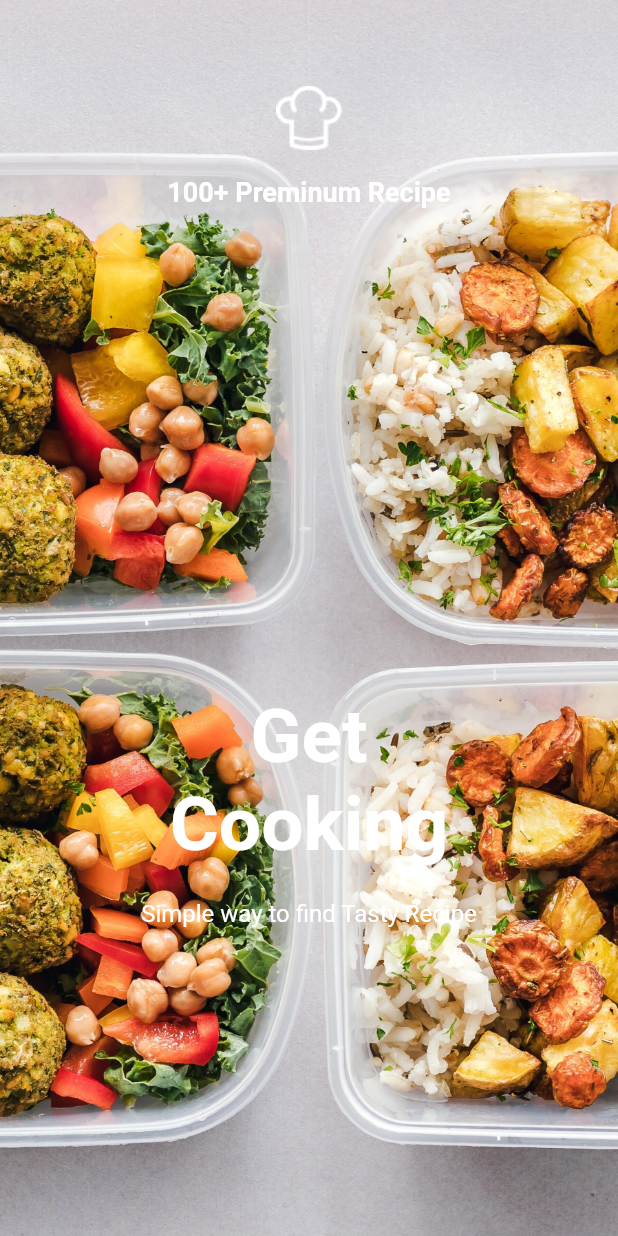
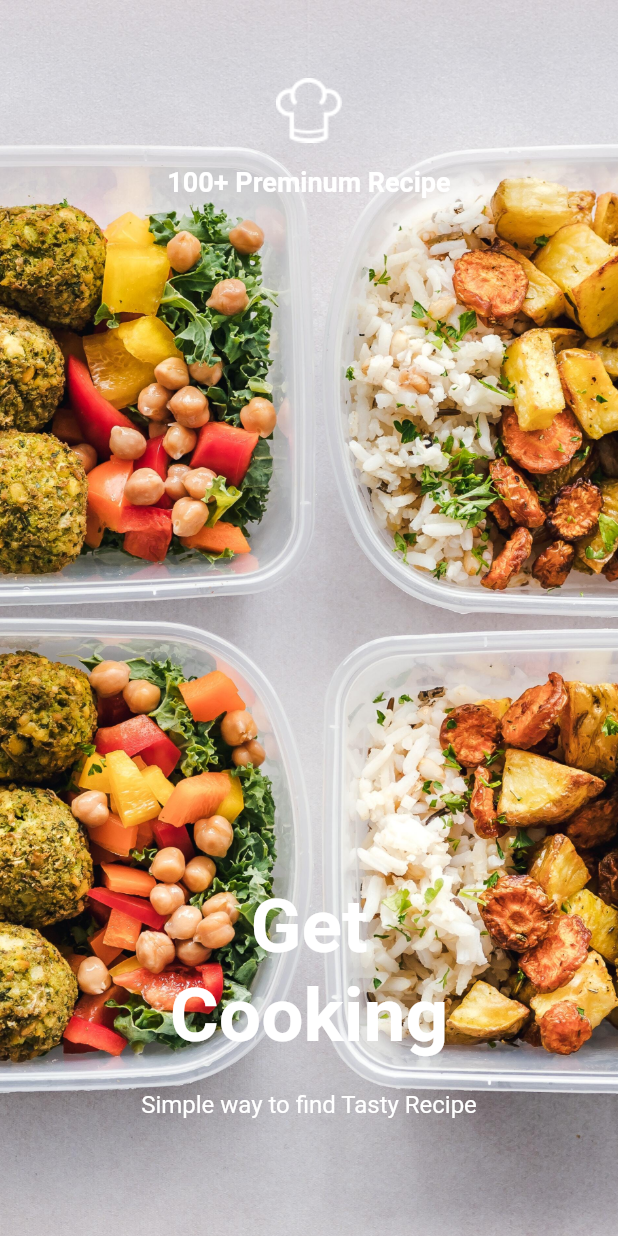
Before and after one commit to pramila8868/recipe_app, a Flutter app: the SplashScreen screen opened directly, on a phone screen of 412 x 824 dp. Run offline on Flutter 3.47's test engine with Material 2 defaults, Android fonts, the phone set to English and light mode, and no system bars; our stand-ins replace another_flushbar, bloc, dio, flutter_bloc, flutter_screenutil, flutter_secure_storage and 2 more; accounts and stored records are empty; Roboto replaces fonts that are missing (Poppins, tyuuoo).

Commit message:
Initial commit

```diff
--- /dev/null
+++ b/recipe_app/lib/authentication/presentation/Common/Storage/storageService.dart
@@ -0,0 +1,53 @@
+// ignore_for_file: use_build_context_synchronously
+
+import 'package:flutter/material.dart';
+import 'package:flutter_secure_storage/flutter_secure_storage.dart';
+import 'package:recipe_app/authentication/presentation/page/loginScreen/loginscreen.dart';
+import 'package:recipe_app/onboarding/presentation/page/onboarding_screen1.dart';
+// ignore: non_constant_identifier_names
+//  class StorageService{
+// final storage = FlutterSecureStorage();
+
+//   Future<String?> getToken() async {
+//     return await storage.read(key: 'token');
+//   }
+
+//   Future<void> setToken(String token) async {
+//     await storage.write(key: 'token', value: token);
+//   }
+//   Future<void> removeToken() async {
+//     await storage.delete(key: 'token');
+//   }
+// }
+
+// class NavigationService {
+//   static final FlutterSecureStorage storage = FlutterSecureStorage();
+
+//   static Future navigate(BuildContext context) async {
+//     final isFirstTime = await storage.read(key: 'isFirstTime') ?? 'true';
+
+//     if (isFirstTime == 'true') {
+//       await storage.write(key: 'isFirstTime', value: 'false');
+//       Navigator.pushReplacementNamed(context, const OnBoarding1() as String);
+//     } else {
+//       Navigator.pushReplacementNamed(context, const LoginScreen() as String) //'/home')
+//       ;
+//     }
+//   }
+// }
+
+class StorageService {
+  final FlutterSecureStorage _storage = const FlutterSecureStorage();
+
+  Future<String?> getToken() async {
+    return await _storage.read(key: 'token');
+  }
+
+  Future<void> saveToken(String token) async {
+    await _storage.write(key: 'token', value: token);
+  }
+
+  Future<void> deleteToken() async {
+    await _storage.delete(key: 'token');
+  }
+}
--- a/recipe_app/lib/authentication/presentation/Widget/checkbox.dart
+++ b/recipe_app/lib/authentication/presentation/Widget/checkbox.dart
@@ -5,6 +5,7 @@ import 'package:recipe_app/authentication/presentation/Widget/constant.dart';
 import 'package:recipe_app/data/checkbox/cubit/checkbox_cubit.dart';
 
 class CheckboxCustom extends StatelessWidget {
+
   const CheckboxCustom({super.key});
 
   @override
@@ -14,11 +15,13 @@ class CheckboxCustom extends StatelessWidget {
         return Checkbox(
           value: state,
           onChanged: (value) {
-            context.read<CheckboxCubit>().updateCheckbox();
+            BlocProvider.of<CheckboxCubit>(context).updateCheckbox();
+            // context.read<CheckboxCubit>().updateCheckbox();
           },
           activeColor: btnColor,
           side: BorderSide(color: text1Color),
         );
+
       },
     );
   }
--- a/recipe_app/lib/authentication/presentation/Widget/constant.dart
+++ b/recipe_app/lib/authentication/presentation/Widget/constant.dart
@@ -5,3 +5,4 @@ Color textColor = const Color.fromRGBO(151, 162, 176, 1);
 Color textfieldColor = const Color.fromRGBO(217, 217, 217, 1);
 Color shadowColor = const Color.fromRGBO(105, 105, 105, 0.1);
 Color text1Color = const Color.fromRGBO(255, 156, 0, 1);
+Color flushColor = Color.fromRGBO(199, 44, 65, 1);
--- a/recipe_app/lib/main.dart
+++ b/recipe_app/lib/main.dart
@@ -2,9 +2,11 @@ import 'package:flutter/material.dart';
 import 'package:recipe_app/authentication/data/Model/model.dart';
 import 'package:recipe_app/authentication/presentation/Common/Dio/cubit/Login_cubit.dart';
 import 'package:recipe_app/authentication/presentation/Common/LoginRepostory/repository.dart';
+import 'package:recipe_app/authentication/presentation/Common/Storage/storageService.dart';
 import 'package:recipe_app/authentication/presentation/Common/google/Repository/googleRepository.dart';
 import 'package:recipe_app/authentication/presentation/Common/google/cubit/google_cubit.dart';
 import 'package:recipe_app/authentication/presentation/page/signUp/signup_screen.dart';
+import 'package:recipe_app/button.dart';
 //import 'package:recipe_app/Presentation/authentication/widget/signUp/cubit/signup_cubit.dart';
 //import 'package:recipe_app/Presentation/authentication/widget/signUp/repository/repository.dart';
 import 'package:recipe_app/onboarding/presentation/bloc/onboarding/onbardingCubit.dart';
@@ -22,11 +24,12 @@ import 'authentication/presentation/page/loginScreen/loginscreen.dart';
 //import 'Presentation/authentication/widget/Presentation/repository/repository.dart';
 
 void main() {
-  runApp(const MyApp());
+  runApp(MyApp());
 }
 
 class MyApp extends StatelessWidget {
-  const MyApp({super.key});
+  final StorageService authService = StorageService();
+  MyApp({super.key});
 
   // This widget is the root of your application.
   @override
@@ -36,11 +39,10 @@ class MyApp extends StatelessWidget {
         builder: (context, child) {
           return MultiBlocProvider(
             providers: [
-              BlocProvider(
-                create: (context) => SplashCubit()
-                  ..loadsplash(), //cascade notation.. chain multiple method on the same object,contun the same method chain,  return splashcubit itself instead loadsplashcall function on object
-                //   child: OnBoardingScreen() //const SplashScreen(),
-              ),
+              BlocProvider(create: (context) => SplashCubit()
+                  // ..loadsplash(), //cascade notation.. chain multiple method on the same object,contun the same method chain,  return splashcubit itself instead loadsplashcall function on object
+                  //   child: OnBoardingScreen() //const SplashScreen(),
+                  ),
               BlocProvider(create: (context) => OnbardingCubit()),
               BlocProvider(create: (context) => CheckboxCubit()),
               BlocProvider(create: (context) => SignupCubit(PostRepository())),
@@ -55,10 +57,24 @@ class MyApp extends StatelessWidget {
                 theme: ThemeData(
                   primarySwatch: Colors.blue,
                 ),
-                home: const SplashScreen()
-                // home:
-                //OnBoardingScreen(),
-                //LoginScreen()
+                home: //MyWidget(),
+                    // FutureBuilder<String?>(
+                    //   future: authService.getToken(),
+                    //   builder: (context, snapshot) {
+                    //     if (snapshot.connectionState == ConnectionState.waiting) {
+                    //       return SplashScreen();
+                    //     } else {
+                    //       return snapshot.hasData
+                    //           ? const LoginScreen()
+                    //           : const OnBoarding1(); //LoginPage(authService: authService);
+                    //     }
+                    //   },
+                    // ),
+
+                    //SplashScreen()
+                    // home:
+                    //OnBoardingScreen(),
+                    LoginScreen()
                 //  SignUpScreen(),
                 ),
           );
--- a/recipe_app/lib/onboarding/presentation/page/onboarding_screen1.dart
+++ b/recipe_app/lib/onboarding/presentation/page/onboarding_screen1.dart
@@ -47,7 +47,7 @@ class _OnBoarding1State extends State<OnBoarding1> {
                     children: [
                   //   BlocBuilder<OnboardingCubit, int>(builder: (context, state) {
                   //   return
-                  Container(
+                  SizedBox(
                     height: MediaQuery.of(context).size.height *
                         0.75, //* 0.75, //* 0.87.h,
                     // color: Colors.pink,
--- a/recipe_app/lib/splash_screen/splash_screen.dart
+++ b/recipe_app/lib/splash_screen/splash_screen.dart
@@ -1,5 +1,7 @@
 import 'package:flutter/material.dart';
 import 'package:flutter_screenutil/flutter_screenutil.dart';
+import 'package:recipe_app/authentication/presentation/Common/Storage/storageService.dart';
+import 'package:recipe_app/authentication/presentation/page/loginScreen/loginscreen.dart';
 import 'package:recipe_app/onboarding/presentation/page/onboarding_screen1.dart';
 import 'package:recipe_app/data/cubit/splash_cubit.dart';
 import 'package:flutter_bloc/flutter_bloc.dart';
@@ -13,8 +15,23 @@ class SplashScreen extends StatelessWidget {
     return Scaffold(
       body: SafeArea(
         child: BlocListener<SplashCubit, SplashState>(
-          listener: (context, state) {
+          listener: (context, state) async {
             if (state == SplashState.loaded) {
+              // final storage = StorageService();
+              // final token = await storage.getToken();
+              // if (token != null) {
+              //   // ignore: use_build_context_synchronously
+              //   Navigator.pushReplacement(
+              //     context,
+              //     MaterialPageRoute(builder: (context) => LoginScreen()),
+              //   );
+              // } else {
+              //   // ignore: use_build_context_synchronously
+              //   Navigator.pushReplacement(
+              //     context,
+              //     MaterialPageRoute(builder: (context) => OnBoarding1()),
+              //   );
+              // }
               Navigator.pushReplacement(context,
                   MaterialPageRoute(builder: (context) => OnBoarding1()));
               // Navigator.of(context).pushNamed(const OnBoarding1());
@@ -22,44 +39,24 @@ class SplashScreen extends StatelessWidget {
               //   return Container();
             }
           },
+          child: Container(
+            height: MediaQuery.of(context).size.height,
+            width: MediaQuery.of(context).size.width,
+            decoration: const BoxDecoration(
+                image: DecorationImage(
+              image: AssetImage(
+                "images/image1.jpg",
+              ),
+              fit: BoxFit.cover,
+            )
+                // adjust the image to cover the whole area
+                ),
             child: Column(
-            crossAxisAlignment: CrossAxisAlignment.center,
-            mainAxisAlignment: MainAxisAlignment.center,
               children: [
-              Stack(children: [
-                Container(
-                  height: MediaQuery.of(context).size.height * 1.05.h,
-                  width: double.infinity,
-                  // decoration: const BoxDecoration(
-                  //     gradient: LinearGradient(
-                  //         colors: [
-                  //       Color.fromARGB(242, 0, 0, 0),
-                  //       // Colors.red
-                  //       Color.fromARGB(230, 255, 255, 255)
-                  //     ],
-                  //         // begin: Alignment.bottomCenter,
-                  //         // stops: [0.9, 0.2]
-                  //         begin: Alignment.bottomCenter,
-                  //         end: Alignment.topCenter)),
-                  child: Opacity(
-                    opacity: 1,
-                    child: Image.asset(
-                      "images/image1.jpg",
-                      fit: BoxFit.cover,
-                    ),
-                  ),
-                ),
-                SizedBox(
-                  width: MediaQuery.of(context).size.width,
-                  // height: MediaQuery.of(context).size.height,
-                  child: Column(
-                    //crossAxisAlignment: CrossAxisAlignment.center,
-                    // mainAxisAlignment: MainAxisAlignment.center,
-                    children: [
-                      SizedBox(height: 52.sp),
+                SizedBox(height: 52.h),
                 Image.asset("images/Group 11.png"),
                 SizedBox(
-                        height: 16.sp,
+                  height: 16.h,
                 ),
                 const Text(
                   "100+ Preminum Recipe",
@@ -69,13 +66,9 @@ class SplashScreen extends StatelessWidget {
                       fontWeight: FontWeight.w600,
                       fontFamily: "tyuuoo"),
                 ),
-                      const SizedBox(
-                        height: 323,
+                const Expanded(
+                  child: SizedBox(),
                 ),
-                      // const Expanded(
-                      //     child: SizedBox(
-                      //   height: 432,
-                      // )),
                 const Text(
                   "Get",
                   style: TextStyle(
@@ -92,8 +85,8 @@ class SplashScreen extends StatelessWidget {
                       fontWeight: FontWeight.w600,
                       fontFamily: "Poppins"),
                 ),
-                      const SizedBox(
-                        height: 20,
+                SizedBox(
+                  height: 20.h,
                 ),
                 const Text(
                   "Simple way to find Tasty Recipe",
@@ -109,9 +102,6 @@ class SplashScreen extends StatelessWidget {
               ],
             ),
           ),
-              ])
-            ],
-          ),
         ),
       ),
     );
--- a/recipe_app/pubspec.yaml
+++ b/recipe_app/pubspec.yaml
@@ -56,6 +56,7 @@ dev_dependencies:
   another_flushbar: ^1.12.29
   flutter_svg: ^2.0.3
   google_sign_in: ^6.0.2
+  flutter_secure_storage: ^8.0.0
 
 # For information on the generic Dart part of this file, see the
 # following page: https://dart.dev/tools/pub/pubspec
```
Also changed, not shown: recipe_app/lib/authentication/presentation/Widget/custom_text_field.dart (+16 -9 lines), recipe_app/lib/authentication/presentation/page/loginScreen/loginscreen.dart (+14 -9 lines), recipe_app/lib/authentication/presentation/page/signUp/signup_screen.dart (+31 -13 lines), recipe_app/lib/button.dart (+26 -1 lines), recipe_app/pubspec.lock, 6 other files. Lines whose indentation alone changed are shown as unchanged.
